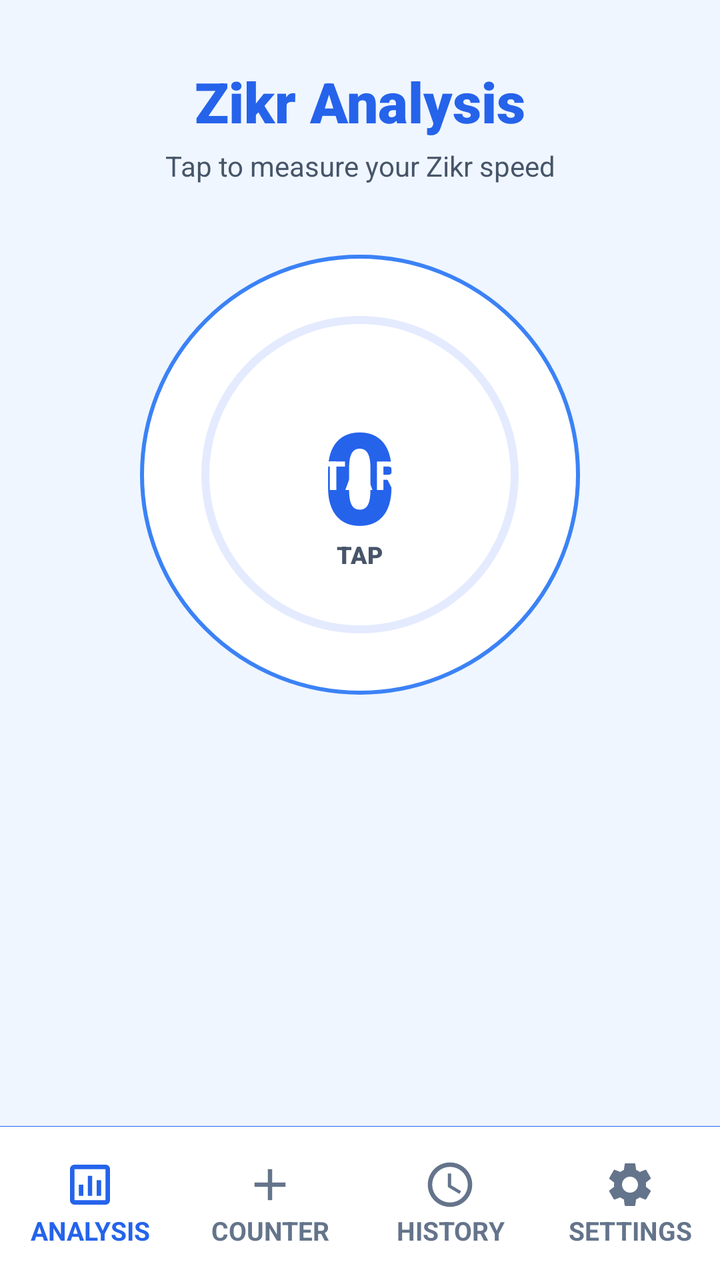
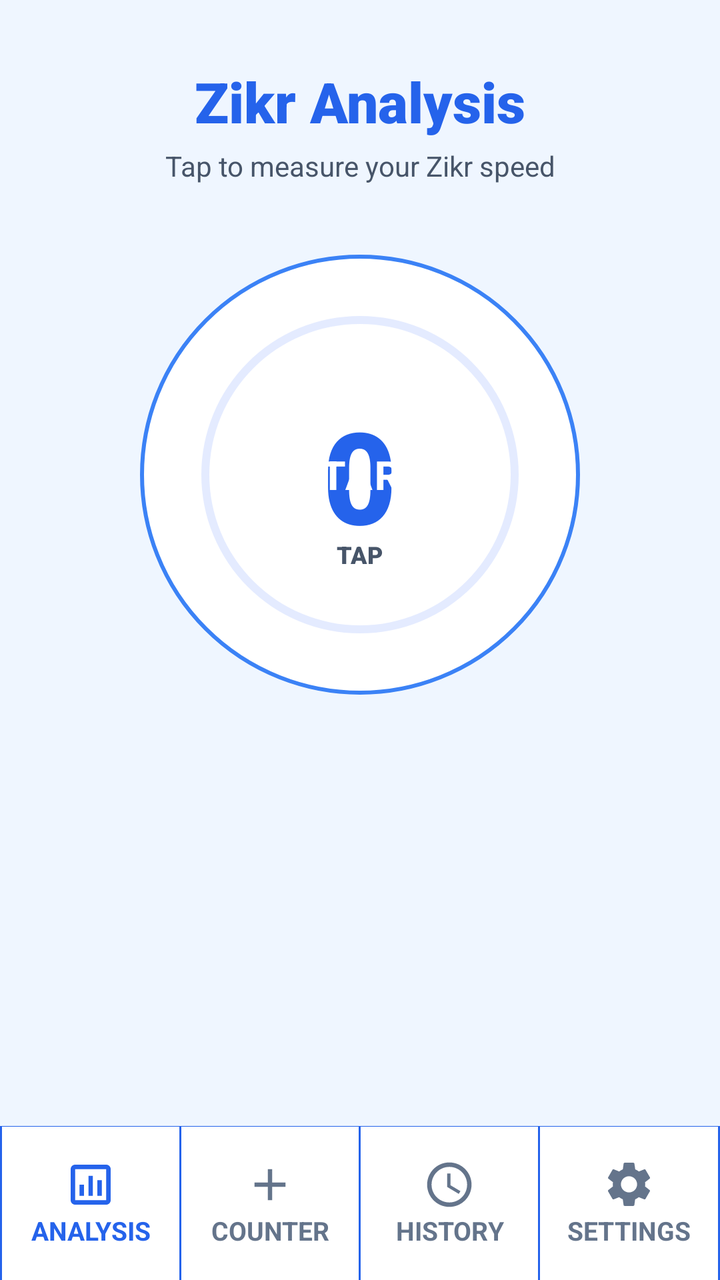

Compare the two renders of this Android layout. The source of the first and the diff that turns it into the second are given below.
<!-- AndroidManifest.xml: application theme Theme.SmartTasbeeh -->
<!-- res/layout/activity_analysis.xml -->
<?xml version="1.0" encoding="utf-8"?>
<androidx.constraintlayout.widget.ConstraintLayout xmlns:android="http://schemas.android.com/apk/res/android"
    xmlns:app="http://schemas.android.com/apk/res-auto"
    xmlns:tools="http://schemas.android.com/tools"
    android:layout_width="match_parent"
    android:layout_height="match_parent"
    android:background="@color/app_background"
    tools:context=".AnalysisActivity">

    
    <ScrollView
        android:layout_width="match_parent"
        android:layout_height="0dp"
        android:fillViewport="true"
        app:layout_constraintTop_toTopOf="parent"
        app:layout_constraintBottom_toTopOf="@id/bottomNavDivider">

        <androidx.constraintlayout.widget.ConstraintLayout
            android:layout_width="match_parent"
            android:layout_height="wrap_content"
            android:paddingBottom="24dp">

            
            <TextView
                android:id="@+id/tvTitle"
                android:layout_width="wrap_content"
                android:layout_height="wrap_content"
                android:text="@string/zikr_analysis_title"
                android:textColor="@color/tasbeeh_blue_primary"
                android:textSize="28sp"
                android:fontFamily="sans-serif-black"
                android:layout_marginTop="32dp"
                app:layout_constraintTop_toTopOf="parent"
                app:layout_constraintStart_toStartOf="parent"
                app:layout_constraintEnd_toEndOf="parent"/>

            <TextView
                android:id="@+id/tvSubtitle"
                android:layout_width="wrap_content"
                android:layout_height="wrap_content"
                android:text="@string/zikr_analysis_subtitle"
                android:textColor="@color/text_secondary"
                android:textSize="14sp"
                android:layout_marginTop="4dp"
                app:layout_constraintTop_toBottomOf="@id/tvTitle"
                app:layout_constraintStart_toStartOf="parent"
                app:layout_constraintEnd_toEndOf="parent"/>

            
            <FrameLayout
                android:id="@+id/btnTap"
                android:layout_width="230dp"
                android:layout_height="230dp"
                android:layout_marginTop="30dp"
                app:layout_constraintTop_toBottomOf="@id/tvSubtitle"
                app:layout_constraintStart_toStartOf="parent"
                app:layout_constraintEnd_toEndOf="parent">

                
                <View
                    android:layout_width="match_parent"
                    android:layout_height="match_parent"
                    android:layout_margin="5dp"
                    android:background="@drawable/bg_circle_button" />

                
                <ProgressBar
                    android:id="@+id/progressBar"
                    android:layout_width="match_parent"
                    android:layout_height="match_parent"
                    android:indeterminate="false"
                    android:progressDrawable="@drawable/circular_progress"
                    android:background="@null"
                    style="?android:attr/progressBarStyleHorizontal"
                    android:max="100"
                    android:progress="0"
                    android:padding="2dp"/>

                
                <TextView
                    android:id="@+id/tvCount"
                    android:layout_width="wrap_content"
                    android:layout_height="wrap_content"
                    android:layout_gravity="center"
                    android:text="@string/Count_Number"
                    android:textSize="64sp"
                    android:fontFamily="sans-serif-black"
                    android:textStyle="bold"
                    android:textColor="@color/tasbeeh_blue_primary"/>

                <TextView
                    android:id="@+id/tvTapHint"
                    android:layout_width="wrap_content"
                    android:layout_height="wrap_content"
                    android:layout_gravity="center"
                    android:text="@string/Tap_Button_Text"
                    android:textSize="12sp"
                    android:fontFamily="sans-serif-black"
                    android:textColor="@color/text_secondary"
                    android:translationY="40dp"/>

                
                <TextView
                    android:id="@+id/tvPausedOverlay"
                    android:layout_width="wrap_content"
                    android:layout_height="wrap_content"
                    android:layout_gravity="center"
                    android:text="@string/paused_text"
                    android:textSize="25sp"
                    android:fontFamily="sans-serif-black"
                    android:textColor="@color/delete_text"
                    android:visibility="gone"/>

                
                <View
                    android:id="@+id/tapActionView"
                    android:layout_width="match_parent"
                    android:layout_height="match_parent"
                    android:layout_margin="12dp"
                    android:background="?attr/selectableItemBackgroundBorderless"
                    android:clickable="true"
                    android:focusable="true"
                    android:contentDescription="@string/action_tap_count"/>

                
                <Button
                    android:id="@+id/btnStartOverlay"
                    android:layout_width="wrap_content"
                    android:layout_height="wrap_content"
                    android:text="@string/start_button_text"
                    android:textSize="20sp"
                    android:layout_gravity="center"
                    android:visibility="visible"
                    android:elevation="10dp"
                    android:textAllCaps="true"
                    android:textColor="@color/white"
                    android:textStyle="bold"
                    android:letterSpacing="0.05"
                    android:backgroundTint="@color/tasbeeh_blue_primary"
                    app:cornerRadius="10dp"
                    style="@style/Widget.MaterialComponents.Button.UnelevatedButton"/>

            </FrameLayout>

            
            <LinearLayout
                android:id="@+id/controlsRow"
                android:layout_width="wrap_content"
                android:layout_height="wrap_content"
                android:orientation="horizontal"
                android:gravity="center"
                android:layout_marginTop="30dp"
                app:layout_constraintTop_toBottomOf="@id/btnTap"
                app:layout_constraintStart_toStartOf="parent"
                app:layout_constraintEnd_toEndOf="parent">

                <com.google.android.material.floatingactionbutton.FloatingActionButton
                    android:id="@+id/fabPause"
                    android:layout_width="wrap_content"
                    android:layout_height="wrap_content"
                    android:src="@drawable/ic_pause"
                    app:backgroundTint="@color/tasbeeh_blue_primary"
                    app:tint="@android:color/white"
                    app:fabSize="normal"
                    app:cardCornerRadius="10dp"
                    app:cardElevation="5dp"
                    android:visibility="invisible"
                    android:contentDescription="@string/action_pause_analysis"/>

            </LinearLayout>

            
            <Button
                android:id="@+id/btnResetAnalysis"
                android:layout_width="0dp"
                android:layout_height="50dp"
                android:text="@string/reset_button_text"
                android:textAllCaps="true"
                android:textColor="@color/white"
                android:textStyle="bold"
                android:letterSpacing="0.05"
                android:visibility="gone"
                android:backgroundTint="@color/tasbeeh_blue_primary"
                app:cornerRadius="5dp"
                android:layout_marginTop="20dp"
                style="@style/Widget.MaterialComponents.Button.UnelevatedButton"
                app:layout_constraintTop_toBottomOf="@+id/controlsRow"
                app:layout_constraintEnd_toStartOf="@+id/controlsRow"/>

            <Button
                android:id="@+id/btnShowReport"
                android:layout_width="0dp"
                android:layout_height="50dp"
                android:text="@string/report_button_text"
                android:textAllCaps="true"
                android:textColor="@color/white"
                android:textStyle="bold"
                android:letterSpacing="0.05"
                android:visibility="gone"
                android:backgroundTint="@color/tasbeeh_blue_primary"
                app:cornerRadius="5dp"
                android:layout_marginTop="20dp"
                style="@style/Widget.MaterialComponents.Button.UnelevatedButton"
                app:layout_constraintTop_toBottomOf="@+id/controlsRow"
                app:layout_constraintStart_toEndOf="@+id/controlsRow"/>

            
            <LinearLayout
                android:id="@+id/reportContainer"
                android:layout_width="match_parent"
                android:layout_height="wrap_content"
                android:orientation="vertical"
                android:visibility="gone"
                android:layout_marginTop="24dp"
                android:animateLayoutChanges="true"
                app:layout_constraintTop_toBottomOf="@id/btnShowReport"
                app:layout_constraintStart_toStartOf="parent"
                app:layout_constraintEnd_toEndOf="parent">

                
                <androidx.recyclerview.widget.RecyclerView
                    android:id="@+id/rvAnalysisCards"
                    android:layout_width="match_parent"
                    android:layout_height="320dp"
                    android:clipToPadding="false"
                    android:paddingStart="24dp"
                    android:paddingEnd="24dp"/>

                
                <LinearLayout
                    android:id="@+id/layoutDots"
                    android:layout_width="wrap_content"
                    android:layout_height="wrap_content"
                    android:orientation="horizontal"
                    android:layout_gravity="center_horizontal"
                    android:layout_marginTop="16dp"
                    android:layout_marginBottom="24dp"/>

            </LinearLayout>

        </androidx.constraintlayout.widget.ConstraintLayout>
    </ScrollView>


    
    <View
        android:id="@+id/bottomNavDivider"
        android:layout_width="match_parent"
        android:layout_height="0.1dp"
        android:background="@color/count_text_color"
        app:layout_constraintBottom_toTopOf="@id/bottomNav"/>

    <LinearLayout
        android:id="@+id/bottomNav"
        android:layout_width="match_parent"
        android:layout_height="0dp"
        app:layout_constraintHeight_percent="0.12"
        android:background="@color/nav_bg"
        android:orientation="horizontal"
        android:weightSum="4"
        android:baselineAligned="false"
        app:layout_constraintBottom_toBottomOf="parent">

        
        <androidx.constraintlayout.widget.ConstraintLayout
            android:layout_width="0dp"
            android:layout_height="match_parent"
            android:layout_weight="1"
            android:clickable="true"
            android:focusable="true">

            <ImageView
                android:id="@+id/imgAnalysis"
                android:layout_width="0dp"
                android:layout_height="0dp"
                android:src="@drawable/ic_analysis"
                app:tint="@color/nav_text_selected"
                app:layout_constraintTop_toTopOf="parent"
                app:layout_constraintBottom_toTopOf="@+id/txtAnalysis"
                app:layout_constraintStart_toStartOf="parent"
                app:layout_constraintEnd_toEndOf="parent"
                app:layout_constraintHeight_percent="0.35"
                app:layout_constraintDimensionRatio="1:1"
                app:layout_constraintVertical_chainStyle="packed"
                android:contentDescription="@null"/>

            <TextView
                android:id="@+id/txtAnalysis"
                android:layout_width="0dp"
                android:layout_height="0dp"
                android:text="@string/nav_analysis"
                android:textColor="@color/nav_text_selected"
                android:gravity="center"
                android:textStyle="bold"
                app:layout_constraintTop_toBottomOf="@id/imgAnalysis"
                app:layout_constraintBottom_toBottomOf="parent"
                app:layout_constraintStart_toStartOf="parent"
                app:layout_constraintEnd_toEndOf="parent"
                app:layout_constraintHeight_percent="0.25"
                app:layout_constraintWidth_percent="0.9"
                app:autoSizeTextType="uniform"
                app:autoSizeMinTextSize="8sp"
                app:autoSizeMaxTextSize="13sp"
                app:autoSizeStepGranularity="1sp"/>
        </androidx.constraintlayout.widget.ConstraintLayout>

        
        <androidx.constraintlayout.widget.ConstraintLayout
            android:id="@+id/btnNavCounter"
            android:layout_width="0dp"
            android:layout_height="match_parent"
            android:layout_weight="1"
            android:clickable="true"
            android:focusable="true"
            android:background="?attr/selectableItemBackground">

            <ImageView
                android:id="@+id/imgCounter"
                android:layout_width="0dp"
                android:layout_height="0dp"
                android:src="@drawable/ic_add"
                app:tint="@color/nav_text_unselected"
                app:layout_constraintTop_toTopOf="parent"
                app:layout_constraintBottom_toTopOf="@+id/txtCounter"
                app:layout_constraintStart_toStartOf="parent"
                app:layout_constraintEnd_toEndOf="parent"
                app:layout_constraintHeight_percent="0.35"
                app:layout_constraintDimensionRatio="1:1"
                app:layout_constraintVertical_chainStyle="packed"
                android:contentDescription="@null"/>

            <TextView
                android:id="@+id/txtCounter"
                android:layout_width="0dp"
                android:layout_height="0dp"
                android:text="@string/nav_counter"
                android:textColor="@color/nav_text_unselected"
                android:gravity="center"
                android:textStyle="bold"
                app:layout_constraintTop_toBottomOf="@id/imgCounter"
                app:layout_constraintBottom_toBottomOf="parent"
                app:layout_constraintStart_toStartOf="parent"
                app:layout_constraintEnd_toEndOf="parent"
                app:layout_constraintHeight_percent="0.25"
                app:layout_constraintWidth_percent="0.9"
                app:autoSizeTextType="uniform"
                app:autoSizeMinTextSize="8sp"
                app:autoSizeMaxTextSize="13sp"
                app:autoSizeStepGranularity="1sp"/>
        </androidx.constraintlayout.widget.ConstraintLayout>

        
        <androidx.constraintlayout.widget.ConstraintLayout
            android:id="@+id/btnSavedCounts"
            android:layout_width="0dp"
            android:layout_height="match_parent"
            android:layout_weight="1"
            android:clickable="true"
            android:focusable="true"
            android:background="?attr/selectableItemBackground">

            <ImageView
                android:id="@+id/imgHistory"
                android:layout_width="0dp"
                android:layout_height="0dp"
                android:src="@drawable/ic_clock"
                app:tint="@color/nav_text_unselected"
                app:layout_constraintTop_toTopOf="parent"
                app:layout_constraintBottom_toTopOf="@+id/txtHistory"
                app:layout_constraintStart_toStartOf="parent"
                app:layout_constraintEnd_toEndOf="parent"
                app:layout_constraintHeight_percent="0.35"
                app:layout_constraintDimensionRatio="1:1"
                app:layout_constraintVertical_chainStyle="packed"
                android:contentDescription="@null"/>

            <TextView
                android:id="@+id/txtHistory"
                android:layout_width="0dp"
                android:layout_height="0dp"
                android:text="@string/nav_history"
                android:textColor="@color/nav_text_unselected"
                android:gravity="center"
                android:textStyle="bold"
                app:layout_constraintTop_toBottomOf="@id/imgHistory"
                app:layout_constraintBottom_toBottomOf="parent"
                app:layout_constraintStart_toStartOf="parent"
                app:layout_constraintEnd_toEndOf="parent"
                app:layout_constraintHeight_percent="0.25"
                app:layout_constraintWidth_percent="0.9"
                app:autoSizeTextType="uniform"
                app:autoSizeMinTextSize="8sp"
                app:autoSizeMaxTextSize="13sp"
                app:autoSizeStepGranularity="1sp"/>
        </androidx.constraintlayout.widget.ConstraintLayout>

        
        <androidx.constraintlayout.widget.ConstraintLayout
            android:id="@+id/btnNavSettings"
            android:layout_width="0dp"
            android:layout_height="match_parent"
            android:layout_weight="1"
            android:clickable="true"
            android:focusable="true"
            android:background="?attr/selectableItemBackground">

            <ImageView
                android:id="@+id/imgSettings"
                android:layout_width="0dp"
                android:layout_height="0dp"
                android:src="@drawable/ic_settings"
                app:tint="@color/nav_text_unselected"
                app:layout_constraintTop_toTopOf="parent"
                app:layout_constraintBottom_toTopOf="@+id/txtSettings"
                app:layout_constraintStart_toStartOf="parent"
                app:layout_constraintEnd_toEndOf="parent"
                app:layout_constraintHeight_percent="0.35"
                app:layout_constraintDimensionRatio="1:1"
                app:layout_constraintVertical_chainStyle="packed"
                android:contentDescription="@null"/>

            <TextView
                android:id="@+id/txtSettings"
                android:layout_width="0dp"
                android:layout_height="0dp"
                android:text="@string/nav_settings"
                android:textColor="@color/nav_text_unselected"
                android:gravity="center"
                android:textStyle="bold"
                app:layout_constraintTop_toBottomOf="@id/imgSettings"
                app:layout_constraintBottom_toBottomOf="parent"
                app:layout_constraintStart_toStartOf="parent"
                app:layout_constraintEnd_toEndOf="parent"
                app:layout_constraintHeight_percent="0.25"
                app:layout_constraintWidth_percent="0.9"
                app:autoSizeTextType="uniform"
                app:autoSizeMinTextSize="8sp"
                app:autoSizeMaxTextSize="13sp"
                app:autoSizeStepGranularity="1sp"/>
        </androidx.constraintlayout.widget.ConstraintLayout>

    </LinearLayout>

</androidx.constraintlayout.widget.ConstraintLayout>
<!-- resources referenced by this layout -->
<resources>
  <color name="app_background">@color/background_light</color>
  <color name="count_text_color">#2563EB</color>
  <color name="delete_text">#DC2626</color>
  <color name="nav_bg">#FFFFFF</color>
  <color name="nav_text_selected">#2563EB</color>
  <color name="nav_text_unselected">#64748B</color>
  <color name="tasbeeh_blue_primary">#2563EB</color>
  <color name="text_secondary">#475569</color>
  <color name="white">#FFFFFFFF</color>
  <!-- drawable bg_circle_button (drawable) -->
  <?xml version="1.0" encoding="utf-8"?>
  <shape xmlns:android="http://schemas.android.com/apk/res/android"
      android:shape="oval">
      <solid android:color="@color/card_background" />
      <stroke
          android:width="2dp"
          android:color="@color/tasbeeh_blue_accent" />
  </shape>
  <!-- drawable ic_add (drawable) -->
  <vector xmlns:android="http://schemas.android.com/apk/res/android"
      android:width="24dp"
      android:height="24dp"
      android:viewportWidth="24"
      android:viewportHeight="24">
      <path
        android:fillColor="@android:color/white"
        android:pathData="M19,13h-6v6h-2v-6H5v-2h6V5h2v6h6v2z"/>
  </vector>
  <!-- drawable ic_analysis (drawable) -->
  <vector xmlns:android="http://schemas.android.com/apk/res/android"
      android:width="24dp"
      android:height="24dp"
      android:viewportWidth="24"
      android:viewportHeight="24">
    <path
        android:fillColor="#FF000000"
        android:pathData="M19,3H5C3.9,3 3,3.9 3,5v14c0,1.1 0.9,2 2,2h14c1.1,0 2,-0.9 2,-2V5C21,3.9 20.1,3 19,3zM19,19H5V5h14V19zM7,12h2v5H7V12zM11,8h2v9h-2V8zM15,10h2v7h-2V10z"/>
  </vector>
  <!-- drawable ic_clock (drawable) -->
  <vector xmlns:android="http://schemas.android.com/apk/res/android"
      android:width="24dp"
      android:height="24dp"
      android:viewportWidth="24.0"
      android:viewportHeight="24.0">
      <path
          android:fillColor="@android:color/white"
          android:pathData="M11.99,2C6.47,2 2,6.48 2,12s4.47,10 9.99,10C17.52,22 22,17.52 22,12S17.52,2 11.99,2zM12,20c-4.42,0 -8,-3.58 -8,-8s3.58,-8 8,-8 8,3.58 8,8 -3.58,8 -8,8zM12.5,7H11v6l5.25,3.15 0.75,-1.23 -4.5,-2.67z"/>
  </vector>
  <!-- drawable ic_pause (drawable) -->
  <vector xmlns:android="http://schemas.android.com/apk/res/android"
      android:width="24dp"
      android:height="24dp"
      android:viewportWidth="24"
      android:viewportHeight="24"
      android:tint="?attr/colorControlNormal">
    <path
        android:fillColor="@android:color/white"
        android:pathData="M6,19h4V5H6v14zM14,5v14h4V5h-4z"/>
  </vector>
  <string name="Count_Number">0</string>
  <string name="Tap_Button_Text">TAP</string>
  <string name="action_pause_analysis">Pause analysis</string>
  <string name="action_tap_count">Count</string>
  <string name="nav_analysis">ANALYSIS</string>
  <string name="nav_counter">COUNTER</string>
  <string name="nav_history">HISTORY</string>
  <string name="nav_settings">SETTINGS</string>
  <string name="paused_text">PAUSED</string>
  <string name="report_button_text">Report</string>
  <string name="reset_button_text">Reset</string>
  <string name="start_button_text">START</string>
  <string name="zikr_analysis_subtitle">Tap to measure your Zikr speed</string>
  <string name="zikr_analysis_title">Zikr Analysis</string>
  <style name="Theme.SmartTasbeeh" parent="Base.Theme.SmartTasbeeh" />
  <color name="background_light">#EFF6FF</color>
  <color name="card_background">#FFFFFF</color>
  <color name="tasbeeh_blue_accent">#3B82F6</color>
  <color name="tasbeeh_blue_dark2">#202962FF</color>
  <color name="tasbeeh_blue_dark">#1E3A8A</color>
  <color name="text_primary">#0F172A</color>
  <!-- unchanged entries left out for length: 3 -->
</resources>

<!-- the commit's change to res/layout/activity_analysis.xml (unified diff, before → after) -->
@@ -259,14 +259,16 @@
         android:orientation="horizontal"
         android:weightSum="4"
         android:baselineAligned="false"
+        android:divider="@drawable/nav_divider"
+        android:showDividers="middle|beginning|end"
         app:layout_constraintBottom_toBottomOf="parent">
 
         
         <androidx.constraintlayout.widget.ConstraintLayout
+            android:id="@+id/btnNavAnalysis"
             android:layout_width="0dp"
             android:layout_height="match_parent"
             android:layout_weight="1"
-            android:clickable="true"
             android:focusable="true">
 
             <ImageView
<!-- resource entries referenced after the edit -->
@@ -59,6 +59,12 @@
         android:fillColor="@android:color/white"
         android:pathData="M6,19h4V5H6v14zM14,5v14h4V5h-4z"/>
   </vector>
+  <!-- drawable nav_divider (drawable) -->
+  <?xml version="1.0" encoding="utf-8"?>
+  <shape xmlns:android="http://schemas.android.com/apk/res/android">
+      <size android:width="1dp" />
+      <solid android:color="@color/count_text_color" />
+  </shape>
   <string name="Count_Number">0</string>
   <string name="Tap_Button_Text">TAP</string>
   <string name="action_pause_analysis">Pause analysis</string>
